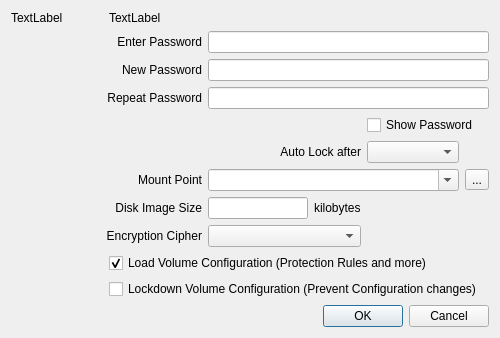
xanasoft/MajorPrivacy, file MajorPrivacy/Forms/VolumeWindow.ui: the form before one commit.
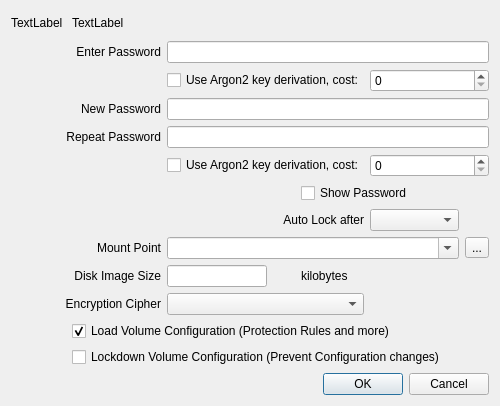
The form after the commit.

Diff of the .ui file:
```diff
--- a/MajorPrivacy/Forms/VolumeWindow.ui
+++ b/MajorPrivacy/Forms/VolumeWindow.ui
@@ -7,7 +7,7 @@
     <x>0</x>
     <y>0</y>
     <width>500</width>
-    <height>320</height>
+    <height>406</height>
    </rect>
   </property>
   <property name="sizePolicy">
@@ -28,20 +28,13 @@
   <layout class="QGridLayout" name="gridLayout_2">
    <item row="0" column="0">
     <layout class="QGridLayout" name="gridLayout">
-     <item row="5" column="4">
-      <widget class="QComboBox" name="cmbAutoLock"/>
-     </item>
-     <item row="1" column="2" colspan="4">
-      <widget class="QLineEdit" name="txtPassword">
-       <property name="echoMode">
-        <enum>QLineEdit::EchoMode::Password</enum>
+     <item row="8" column="5">
+      <widget class="QToolButton" name="btnMount">
+       <property name="toolTip">
+        <string>Select directory as mount point</string>
        </property>
-      </widget>
-     </item>
-     <item row="11" column="3" colspan="3">
-      <widget class="QDialogButtonBox" name="buttonBox">
-       <property name="standardButtons">
-        <set>QDialogButtonBox::StandardButton::Cancel|QDialogButtonBox::StandardButton::Ok</set>
+       <property name="text">
+        <string>...</string>
        </property>
       </widget>
      </item>
@@ -55,77 +48,17 @@
        </property>
       </widget>
      </item>
-     <item row="7" column="2">
-      <widget class="QLineEdit" name="txtImageSize">
-       <property name="maximumSize">
-        <size>
-         <width>100</width>
-         <height>16777215</height>
-        </size>
-       </property>
-      </widget>
-     </item>
-     <item row="0" column="0">
-      <widget class="QLabel" name="lblIcon">
-       <property name="text">
-        <string>TextLabel</string>
-       </property>
-      </widget>
-     </item>
-     <item row="7" column="3">
-      <widget class="QLabel" name="lblImageSizeKb">
-       <property name="sizePolicy">
-        <sizepolicy hsizetype="Maximum" vsizetype="Preferred">
-         <horstretch>0</horstretch>
-         <verstretch>0</verstretch>
-        </sizepolicy>
-       </property>
-       <property name="text">
-        <string>kilobytes</string>
-       </property>
-      </widget>
-     </item>
-     <item row="7" column="0" colspan="2">
-      <widget class="QLabel" name="lblImageSize">
-       <property name="text">
-        <string>Disk Image Size</string>
-       </property>
-       <property name="alignment">
-        <set>Qt::AlignmentFlag::AlignRight|Qt::AlignmentFlag::AlignTrailing|Qt::AlignmentFlag::AlignVCenter</set>
-       </property>
-      </widget>
-     </item>
-     <item row="2" column="2" colspan="4">
-      <widget class="QLineEdit" name="txtNewPassword">
+     <item row="4" column="2" colspan="4">
+      <widget class="QLineEdit" name="txtRepeatPassword">
        <property name="echoMode">
         <enum>QLineEdit::EchoMode::Password</enum>
        </property>
       </widget>
      </item>
-     <item row="6" column="1">
-      <widget class="QLabel" name="lblMount">
+     <item row="7" column="0" colspan="4">
+      <widget class="QLabel" name="lblAutoLocl">
        <property name="text">
-        <string>Mount Point</string>
-       </property>
-       <property name="alignment">
-        <set>Qt::AlignmentFlag::AlignRight|Qt::AlignmentFlag::AlignTrailing|Qt::AlignmentFlag::AlignVCenter</set>
-       </property>
-      </widget>
-     </item>
-     <item row="8" column="2" colspan="2">
-      <widget class="QComboBox" name="cmbCipher"/>
-     </item>
-     <item row="4" column="4" colspan="2">
-      <widget class="QCheckBox" name="chkShow">
-       <property name="text">
-        <string>Show Password</string>
-       </property>
-      </widget>
-     </item>
-     <item row="2" column="0" colspan="2">
-      <widget class="QLabel" name="lblNewPassword">
-       <property name="text">
-        <string>New Password</string>
+        <string>Auto Lock after</string>
        </property>
        <property name="alignment">
         <set>Qt::AlignmentFlag::AlignRight|Qt::AlignmentFlag::AlignTrailing|Qt::AlignmentFlag::AlignVCenter</set>
@@ -142,7 +75,51 @@
        </property>
       </widget>
      </item>
-     <item row="8" column="0" colspan="2">
+     <item row="13" column="3" colspan="3">
+      <widget class="QDialogButtonBox" name="buttonBox">
+       <property name="standardButtons">
+        <set>QDialogButtonBox::StandardButton::Cancel|QDialogButtonBox::StandardButton::Ok</set>
+       </property>
+      </widget>
+     </item>
+     <item row="1" column="2" colspan="4">
+      <widget class="QLineEdit" name="txtPassword">
+       <property name="echoMode">
+        <enum>QLineEdit::EchoMode::Password</enum>
+       </property>
+      </widget>
+     </item>
+     <item row="11" column="1" colspan="5">
+      <widget class="QCheckBox" name="chkProtect">
+       <property name="text">
+        <string>Load Volume Configuration (Protection Rules and more)</string>
+       </property>
+       <property name="checked">
+        <bool>true</bool>
+       </property>
+      </widget>
+     </item>
+     <item row="10" column="2" colspan="2">
+      <widget class="QComboBox" name="cmbCipher"/>
+     </item>
+     <item row="12" column="1" colspan="5">
+      <widget class="QCheckBox" name="chkLockdown">
+       <property name="text">
+        <string>Lockdown Volume Configuration (Prevent Configuration changes)</string>
+       </property>
+      </widget>
+     </item>
+     <item row="9" column="0" colspan="2">
+      <widget class="QLabel" name="lblImageSize">
+       <property name="text">
+        <string>Disk Image Size</string>
+       </property>
+       <property name="alignment">
+        <set>Qt::AlignmentFlag::AlignRight|Qt::AlignmentFlag::AlignTrailing|Qt::AlignmentFlag::AlignVCenter</set>
+       </property>
+      </widget>
+     </item>
+     <item row="10" column="0" colspan="2">
       <widget class="QLabel" name="lblCipher">
        <property name="text">
         <string>Encryption Cipher</string>
@@ -152,31 +129,71 @@
        </property>
       </widget>
      </item>
-     <item row="6" column="2" colspan="3">
+     <item row="8" column="2" colspan="3">
       <widget class="QComboBox" name="cmbMount">
        <property name="editable">
         <bool>true</bool>
        </property>
       </widget>
      </item>
-     <item row="6" column="5">
-      <widget class="QToolButton" name="btnMount">
-       <property name="toolTip">
-        <string>Select directory as mount point</string>
+     <item row="8" column="1">
+      <widget class="QLabel" name="lblMount">
+       <property name="text">
+        <string>Mount Point</string>
        </property>
+       <property name="alignment">
+        <set>Qt::AlignmentFlag::AlignRight|Qt::AlignmentFlag::AlignTrailing|Qt::AlignmentFlag::AlignVCenter</set>
+       </property>
+      </widget>
+     </item>
+     <item row="7" column="4">
+      <widget class="QComboBox" name="cmbAutoLock"/>
+     </item>
+     <item row="9" column="3">
+      <widget class="QLabel" name="lblImageSizeKb">
+       <property name="sizePolicy">
+        <sizepolicy hsizetype="Maximum" vsizetype="Preferred">
+         <horstretch>0</horstretch>
+         <verstretch>0</verstretch>
+        </sizepolicy>
+       </property>
        <property name="text">
-        <string>...</string>
+        <string>kilobytes</string>
        </property>
       </widget>
      </item>
      <item row="3" column="2" colspan="4">
-      <widget class="QLineEdit" name="txtRepeatPassword">
+      <widget class="QLineEdit" name="txtNewPassword">
        <property name="echoMode">
         <enum>QLineEdit::EchoMode::Password</enum>
        </property>
       </widget>
      </item>
-     <item row="3" column="0" colspan="2">
+     <item row="0" column="0">
+      <widget class="QLabel" name="lblIcon">
+       <property name="text">
+        <string>TextLabel</string>
+       </property>
+      </widget>
+     </item>
+     <item row="5" column="2" colspan="2">
+      <widget class="QCheckBox" name="chkNewUseArgon2">
+       <property name="text">
+        <string>Use Argon2 key derivation, cost:</string>
+       </property>
+      </widget>
+     </item>
+     <item row="9" column="2">
+      <widget class="QLineEdit" name="txtImageSize">
+       <property name="maximumSize">
+        <size>
+         <width>100</width>
+         <height>16777215</height>
+        </size>
+       </property>
+      </widget>
+     </item>
+     <item row="4" column="0" colspan="2">
       <widget class="QLabel" name="lblRepeatPassword">
        <property name="text">
         <string>Repeat Password</string>
@@ -186,30 +203,41 @@
        </property>
       </widget>
      </item>
-     <item row="5" column="0" colspan="4">
-      <widget class="QLabel" name="lblAutoLocl">
+     <item row="2" column="2" colspan="2">
+      <widget class="QCheckBox" name="chkUseArgon2">
        <property name="text">
-        <string>Auto Lock after</string>
+        <string>Use Argon2 key derivation, cost:</string>
+       </property>
+      </widget>
+     </item>
+     <item row="3" column="0" colspan="2">
+      <widget class="QLabel" name="lblNewPassword">
+       <property name="text">
+        <string>New Password</string>
        </property>
        <property name="alignment">
         <set>Qt::AlignmentFlag::AlignRight|Qt::AlignmentFlag::AlignTrailing|Qt::AlignmentFlag::AlignVCenter</set>
        </property>
       </widget>
      </item>
-     <item row="10" column="1" colspan="5">
-      <widget class="QCheckBox" name="chkLockdown">
-       <property name="text">
-        <string>Lockdown Volume Configuration (Prevent Configuration changes)</string>
+     <item row="5" column="4" colspan="2">
+      <widget class="QSpinBox" name="spinNewArgon2Cost">
+       <property name="toolTip">
+        <string>Higher values increase security but slow down mounting</string>
        </property>
       </widget>
      </item>
-     <item row="9" column="1" colspan="5">
-      <widget class="QCheckBox" name="chkProtect">
-       <property name="text">
-        <string>Load Volume Configuration (Protection Rules and more)</string>
+     <item row="2" column="4" colspan="2">
+      <widget class="QSpinBox" name="spinArgon2Cost">
+       <property name="toolTip">
+        <string>Higher values increase security but slow down mounting</string>
        </property>
-       <property name="checked">
-        <bool>true</bool>
+      </widget>
+     </item>
+     <item row="6" column="3" colspan="3">
+      <widget class="QCheckBox" name="chkShow">
+       <property name="text">
+        <string>Show Password</string>
        </property>
       </widget>
      </item>
```
